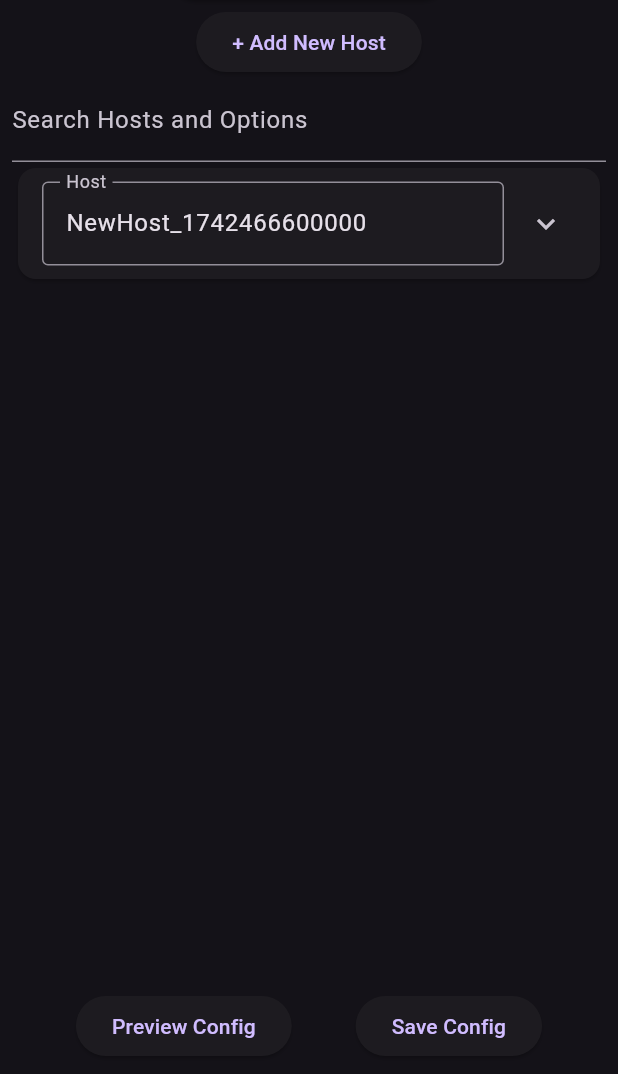
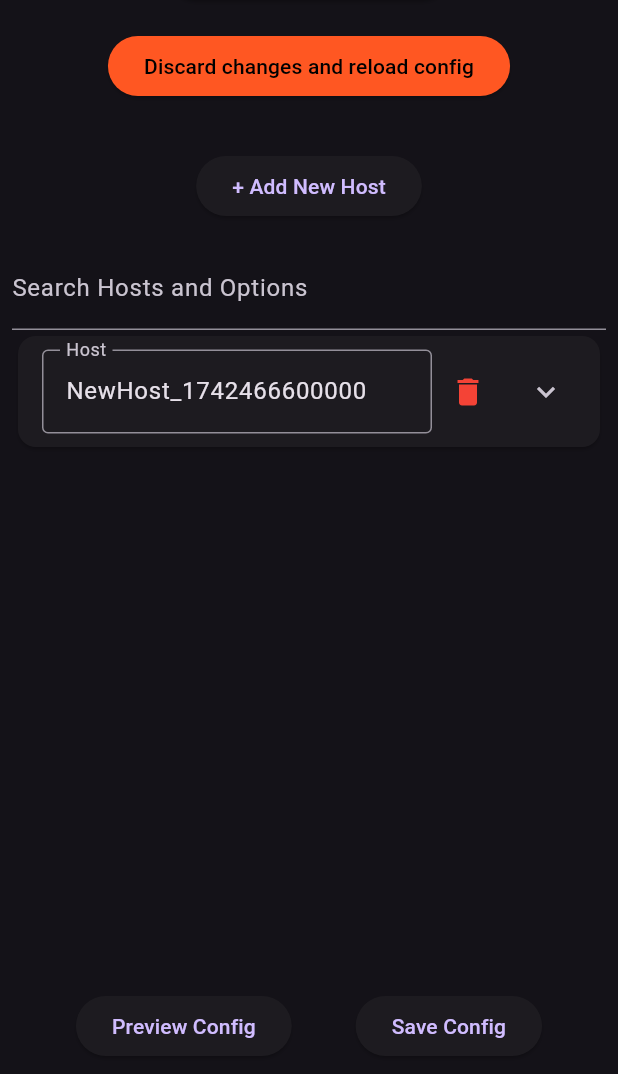
Before and after one commit to moracca/ssh_config, a Flutter app: the screen it shows after launch, after a tap on "+ Add New Host", on a phone screen of 412 x 824 dp, the part 162-1236 px from its top. Run offline on Flutter 3.47's test engine with Material 3 defaults, Android fonts, the phone set to English and light mode, and no system bars; our stand-ins replace file_picker.

Commit message:
minor improvements

```diff
--- a/lib/main.dart
+++ b/lib/main.dart
@@ -65,6 +65,15 @@ class _SSHConfigEditorState extends State<SSHConfigEditor> {
   }
 
   void _loadConfig() async {
+    if (configPath == null) return;
+    File configFile = File(configPath!);
+    if (await configFile.exists()) {
+      List<String> lines = await configFile.readAsLines();
+      _parseConfig(lines);
+    }
+  }
+
+  void _reloadConfig() async {
     if (configPath == null) return;
     File configFile = File(configPath!);
     if (await configFile.exists()) {
@@ -192,12 +201,27 @@ class _SSHConfigEditorState extends State<SSHConfigEditor> {
               child: Text('Select SSH Config File'),
             ),
             if (configPath != null) Text('Selected File: $configPath'),
-            ElevatedButton(
+            Padding(
+                padding:
+                    const EdgeInsets.all(16.0), // Adjust the padding as needed
+                child: ElevatedButton(
+                  onPressed: _reloadConfig,
+                  child: Text('Discard changes and reload config'),
+                  style: ButtonStyle(
+                      foregroundColor: WidgetStateProperty.all(Colors.black),
+                      backgroundColor:
+                          WidgetStateProperty.all(Colors.deepOrange)),
+                )),
+            Padding(
+                padding:
+                    const EdgeInsets.all(16.0), // Adjust the padding as needed
+                child: ElevatedButton(
                   onPressed: () => setState(() => hostConfigs.insert(0, {
-                    'Host': 'NewHost_${DateTime.now().millisecondsSinceEpoch}'
+                        'Host':
+                            'NewHost_${DateTime.now().millisecondsSinceEpoch}'
                       })),
                   child: Text('+ Add New Host'),
-            ),
+                )),
             TextField(
               controller: _searchController,
               decoration:
@@ -219,14 +243,30 @@ class _SSHConfigEditorState extends State<SSHConfigEditor> {
                   return Card(
                     key: ValueKey(host['Host']),
                     child: ExpansionTile(
-                      title: TextField(
+                      title: Row(
+                        children: [
+                          Expanded(
+                            child: TextField(
                               onChanged: (value) =>
                                   hostConfigs[index]['Host'] = value,
-                        controller: TextEditingController(text: host['Host']),
+                              controller:
+                                  TextEditingController(text: host['Host']),
                               decoration: InputDecoration(
                                 border: OutlineInputBorder(),
                                 labelText: 'Host',
                               ),
+                            ),
+                          ),
+                          IconButton(
+                            icon: Icon(Icons.delete, color: Colors.red),
+                            onPressed: () {
+                              // Handle delete action
+                              setState(() {
+                                hostConfigs.removeAt(index);
+                              });
+                            },
+                          ),
+                        ],
                       ),
                       children: [
                         ...host.entries
@@ -284,11 +324,11 @@ class _SSHConfigEditorState extends State<SSHConfigEditor> {
                               ''),
                           child: Text('+ New Option'),
                         ),
-                        ElevatedButton(
-                          onPressed: () =>
-                              setState(() => hostConfigs.removeAt(index)),
-                          child: Text('Remove Host'),
-                        ),
+                        // ElevatedButton(
+                        //   onPressed: () =>
+                        //       setState(() => hostConfigs.removeAt(index)),
+                        //   child: Text('Remove Host'),
+                        // ),
                       ],
                     ),
                   );
```
Lines whose indentation alone changed are shown as unchanged.
